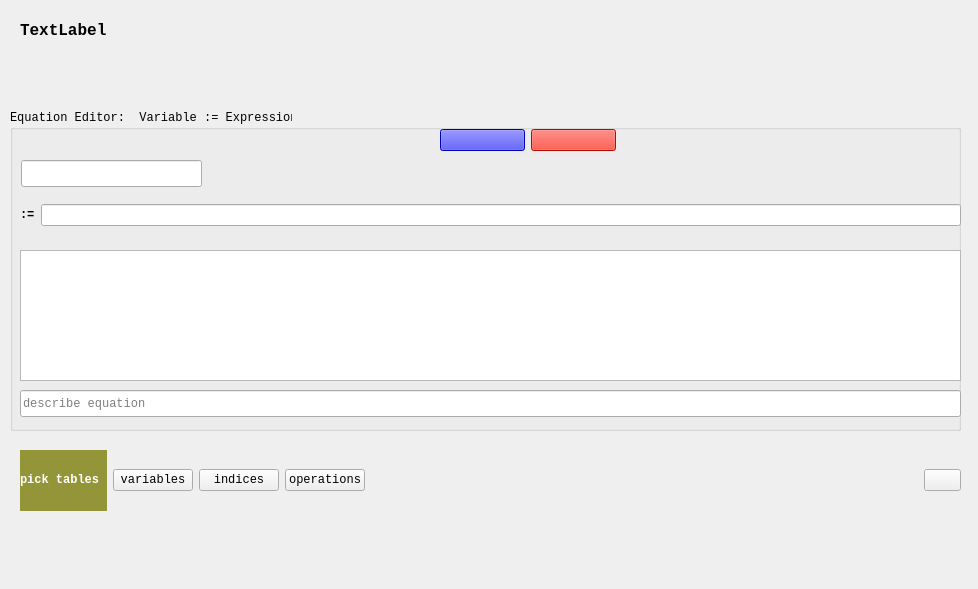
Above: packages/OntologyBuilder/OntologyEquationEditor/ui_equations.ui from heinz-preisig/ProMo_v11 before the change. Below: the same form after it.
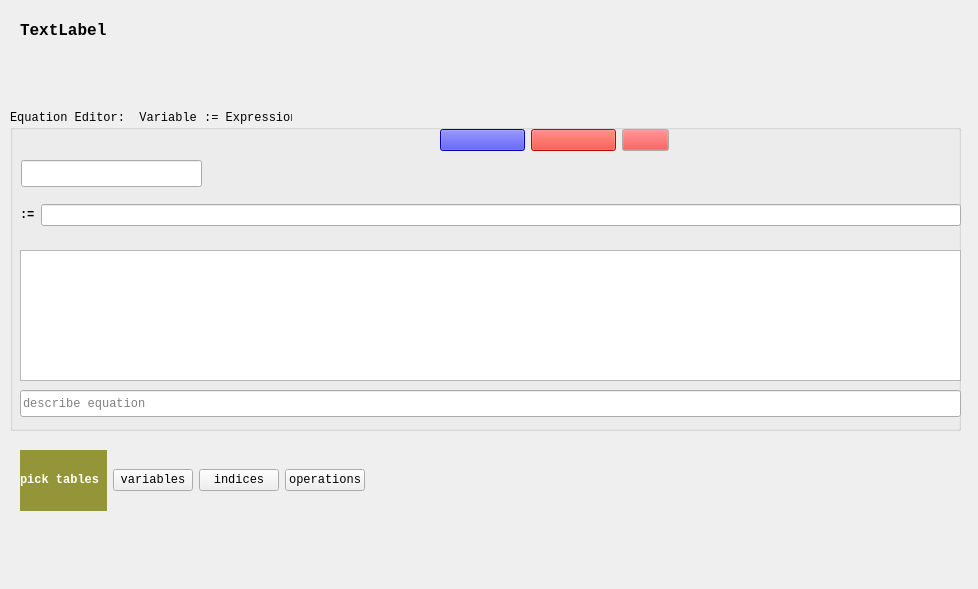
That is the form after the change.

What changed in the file:
```diff
--- a/packages/OntologyBuilder/OntologyEquationEditor/ui_equations.ui
+++ b/packages/OntologyBuilder/OntologyEquationEditor/ui_equations.ui
@@ -57,7 +57,7 @@
      <rect>
       <x>430</x>
       <y>0</y>
-      <width>178</width>
+      <width>229</width>
       <height>61</height>
      </rect>
     </property>
@@ -111,6 +111,53 @@
        </property>
       </widget>
      </item>
+     <item>
+      <widget class="QPushButton" name="pushCancel">
+       <property name="palette">
+        <palette>
+         <active>
+          <colorrole role="Button">
+           <brush brushstyle="SolidPattern">
+            <color alpha="255">
+             <red>239</red>
+             <green>41</green>
+             <blue>41</blue>
+            </color>
+           </brush>
+          </colorrole>
+         </active>
+         <inactive>
+          <colorrole role="Button">
+           <brush brushstyle="SolidPattern">
+            <color alpha="255">
+             <red>239</red>
+             <green>41</green>
+             <blue>41</blue>
+            </color>
+           </brush>
+          </colorrole>
+         </inactive>
+         <disabled>
+          <colorrole role="Button">
+           <brush brushstyle="SolidPattern">
+            <color alpha="255">
+             <red>239</red>
+             <green>41</green>
+             <blue>41</blue>
+            </color>
+           </brush>
+          </colorrole>
+         </disabled>
+        </palette>
+       </property>
+       <property name="toolTip">
+        <string>reset closes equation editor clears alias table</string>
+       </property>
+       <property name="text">
+        <string/>
+       </property>
+      </widget>
+     </item>
     </layout>
    </widget>
    <widget class="QWidget" name="layoutWidget">
@@ -285,18 +332,7 @@
      </spacer>
     </item>
     <item>
-     <layout class="QHBoxLayout" name="horizontalLayout">
-      <item>
-       <widget class="QPushButton" name="pushCancel">
-        <property name="toolTip">
-         <string>reset closes equation editor clears alias table</string>
-        </property>
-        <property name="text">
-         <string/>
-        </property>
-       </widget>
-      </item>
-     </layout>
+     <layout class="QHBoxLayout" name="horizontalLayout"/>
     </item>
    </layout>
   </widget>
```
